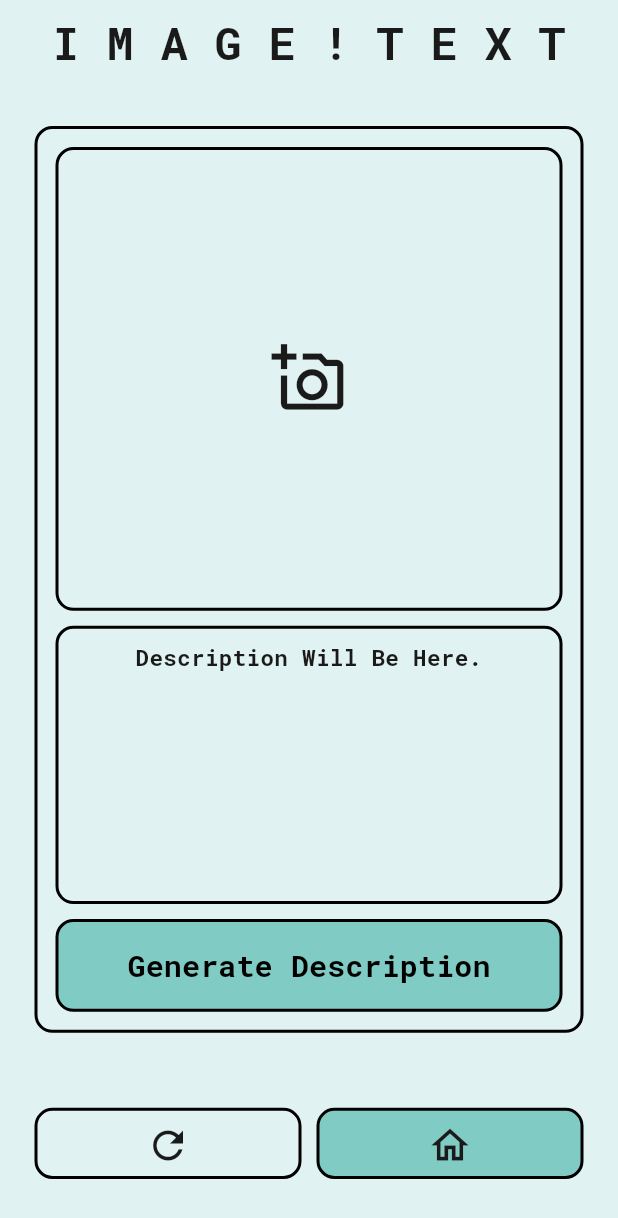
After one commit to yashsarvaiya1/flutter_ai, a Flutter app: the ImageAiPage screen opened by its route, on a phone screen of 412 x 824 dp. The commit adds this screen. Shown: the top 1218 px of the screen. Run offline on Flutter 3.47's test engine with Material 3 defaults, Android fonts, the phone set to English and light mode, and no system bars; our stand-ins replace get, google_fonts, google_maps_flutter, image_picker; network calls fail.

Commit message:
Implement image description feature with camera and gallery support

```diff
--- a/lib/core/app.dart
+++ b/lib/core/app.dart
@@ -1,5 +1,6 @@
 import 'package:api_demo/modules/block_chat/index.dart';
 import 'package:api_demo/modules/home/index.dart';
+import 'package:api_demo/modules/image_describer/index.dart';
 import 'package:api_demo/modules/ip/index.dart';
 import 'package:api_demo/modules/ip/views/map_page.dart';
 import 'package:api_demo/modules/teststrip/index.dart';
@@ -13,6 +14,7 @@ class AppRoutes {
   static const String mappage = "/mappage";
   static const String strippage = "/strippage";
   static const String blockchatpage = "/blockchatpage";
+  static const String imageaipage = "/imageaipage";
 
   static final pages = [
     GetPage(name: home, page: () => HomePage()),
@@ -21,6 +23,7 @@ class AppRoutes {
     GetPage(name: mappage, page: () => MapPage()),
     GetPage(name: strippage, page: () => StripPage()),
     GetPage(name: blockchatpage, page: () => BlockchatPage()),
+    GetPage(name: imageaipage, page: () => ImageAiPage()),
   ];
 }
 
@@ -32,10 +35,12 @@ class AppBinding extends Bindings {
     Get.lazyPut(() => IpController(), fenix: true);
     Get.lazyPut(() => StripController(), fenix: true);
     Get.lazyPut(() => BlockchatController(), fenix: true);
+    Get.lazyPut(() => ImageAiController(), fenix: true);
 
     //services
     Get.lazyPut(() => GetipService(), fenix: true);
     Get.lazyPut(() => StripService(), fenix: true);
     Get.lazyPut(() => FetchBlockchat(), fenix: true);
+    Get.lazyPut(() => ImageAiService(), fenix: true);
   }
 }
--- /dev/null
+++ b/lib/modules/image_describer/controllers/image_ai_controller.dart
@@ -0,0 +1,37 @@
+import 'dart:io';
+
+import 'package:api_demo/modules/image_describer/index.dart';
+import 'package:get/get.dart';
+import 'package:image_picker/image_picker.dart';
+
+class ImageAiController extends GetxController {
+  var isloading = false.obs;
+  var description = "Description Will Be Here.".obs;
+  final picker = ImagePicker();
+  var file = Rxn<File>();
+  final ImageAiService service = Get.find();
+
+  Future<void> pick_file() async {
+    final pickedfile = await picker.pickImage(source: ImageSource.camera);
+    if (pickedfile == null) {
+      return;
+    }
+    file.value = File(pickedfile.path);
+  }
+
+  Future<void> get_description() async {
+    if (file.value == null) {
+      Get.snackbar("Error", "No image Selected.");
+      return;
+    }
+    isloading.value = true;
+    description.value = await service.fetchdescription(file.value!);
+
+    isloading.value = false;
+  }
+
+  void reset() {
+    file.value = null;
+    description.value = "Description Will Be Here.";
+  }
+}
--- /dev/null
+++ b/lib/modules/image_describer/index.dart
@@ -0,0 +1,4 @@
+export 'controllers/image_ai_controller.dart';
+export 'views/image_ai_page.dart';
+export 'services/image_ai_service.dart';
+export 'models/image_ai_model.dart';
--- /dev/null
+++ b/lib/modules/image_describer/services/image_ai_service.dart
@@ -0,0 +1,24 @@
+import 'dart:convert';
+import 'dart:io';
+
+import 'package:get/get.dart';
+import 'package:http/http.dart' as http;
+
+class ImageAiService extends GetxService {
+  Future<String> fetchdescription(File file) async {
+    final request = http.MultipartRequest(
+      "POST",
+      Uri.parse("https://dpvbgkk3-8000.inc1.devtunnels.ms/describe"),
+    );
+    request.files.add(await http.MultipartFile.fromPath('file', file.path));
+
+    final streamed = await request.send();
+    final response = await http.Response.fromStream(streamed);
+
+    if (response.statusCode == 200) {
+      final result = json.decode(response.body);
+      return result['description'];
+    }
+    return "Description Not Generated";
+  }
+}
--- /dev/null
+++ b/lib/modules/image_describer/views/image_ai_page.dart
@@ -0,0 +1,173 @@
+import 'package:api_demo/core/app.dart';
+import 'package:api_demo/modules/image_describer/index.dart';
+import 'package:flutter/material.dart';
+import 'package:get/get.dart';
+
+class ImageAiPage extends StatelessWidget {
+  ImageAiPage({super.key});
+
+  final ImageAiController controller = Get.find();
+
+  @override
+  Widget build(BuildContext context) {
+    return Scaffold(
+      appBar: AppBar(
+        automaticallyImplyLeading: false,
+        title: Center(
+          child: Text(
+            "I M A G E ! T E X T",
+            style: TextStyle(fontSize: 30, fontWeight: FontWeight.bold),
+          ),
+        ),
+      ),
+      body: SafeArea(
+        child: Padding(
+          padding: EdgeInsetsGeometry.all(8.0),
+          child: Column(
+            children: [
+              Expanded(
+                flex: 6,
+                child: Padding(
+                  padding: const EdgeInsets.symmetric(
+                    horizontal: 15.0,
+                    vertical: 20,
+                  ),
+                  child: Container(
+                    decoration: BoxDecoration(
+                      border: Border.all(width: 2),
+                      borderRadius: BorderRadius.circular(12),
+                    ),
+                    child: Padding(
+                      padding: const EdgeInsets.all(12.0),
+                      child: Column(
+                        spacing: 10,
+                        children: [
+                          Expanded(
+                            flex: 5,
+                            child: Obx(() {
+                              return Container(
+                                width: double.infinity,
+                                decoration: BoxDecoration(
+                                  border: Border.all(width: 2),
+                                  borderRadius: BorderRadius.circular(12),
+                                ),
+                                child: controller.file.value == null
+                                    ? IconButton(
+                                        onPressed: controller.pick_file,
+                                        icon: Icon(
+                                          Icons.add_a_photo_outlined,
+                                          size: 50,
+                                        ),
+                                      )
+                                    : Padding(
+                                        padding: const EdgeInsets.all(4.0),
+                                        child: Image.file(
+                                          controller.file.value!,
+                                        ),
+                                      ),
+                              );
+                            }),
+                          ),
+                          Expanded(
+                            flex: 3,
+                            child: Obx(() {
+                              return Container(
+                                width: double.infinity,
+                                decoration: BoxDecoration(
+                                  border: Border.all(width: 2),
+                                  borderRadius: BorderRadius.circular(12),
+                                ),
+                                child: Padding(
+                                  padding: const EdgeInsets.all(8.0),
+                                  child: SingleChildScrollView(
+                                    child: Text(
+                                      controller.description.value,
+                                      textAlign: TextAlign.center,
+                                      style: TextStyle(
+                                        fontSize: 15,
+                                        fontWeight: FontWeight.bold,
+                                      ),
+                                    ),
+                                  ),
+                                ),
+                              );
+                            }),
+                          ),
+                          Expanded(
+                            flex: 1,
+                            child: Obx(() {
+                              return Container(
+                                width: double.infinity,
+                                decoration: BoxDecoration(
+                                  color: Colors.teal[200],
+                                  border: Border.all(width: 2),
+                                  borderRadius: BorderRadius.circular(12),
+                                ),
+                                child: controller.isloading.value
+                                    ? Center(child: CircularProgressIndicator())
+                                    : TextButton(
+                                        onPressed: controller.get_description,
+                                        child: Text(
+                                          "Generate Description",
+                                          style: TextStyle(
+                                            fontSize: 20,
+                                            fontWeight: FontWeight.bold,
+                                            color: Colors.black,
+                                          ),
+                                        ),
+                                      ),
+                              );
+                            }),
+                          ),
+                        ],
+                      ),
+                    ),
+                  ),
+                ),
+              ),
+              Expanded(
+                flex: 1,
+                child: Padding(
+                  padding: const EdgeInsets.symmetric(
+                    horizontal: 15.0,
+                    vertical: 30.0,
+                  ),
+                  child: Row(
+                    spacing: 10,
+                    children: [
+                      Expanded(
+                        child: Container(
+                          decoration: BoxDecoration(
+                            border: Border.all(width: 2),
+                            borderRadius: BorderRadius.circular(12),
+                          ),
+                          child: IconButton(
+                            onPressed: controller.reset,
+                            icon: Icon(Icons.refresh, size: 30),
+                          ),
+                        ),
+                      ),
+                      Expanded(
+                        child: Container(
+                          decoration: BoxDecoration(
+                            color: Colors.teal[200],
+                            border: Border.all(width: 2),
+                            borderRadius: BorderRadius.circular(12),
+                          ),
+                          child: IconButton(
+                            onPressed: () => Get.offAllNamed(AppRoutes.home),
+                            icon: Icon(Icons.home_outlined, size: 30),
+                          ),
+                        ),
+                      ),
+                    ],
+                  ),
+                ),
+              ),
+            ],
+          ),
+        ),
+      ),
+    );
+  }
+}
--- a/pubspec.yaml
+++ b/pubspec.yaml
@@ -40,6 +40,7 @@ dependencies:
   google_fonts: ^6.2.1
   google_maps_flutter: ^2.12.2
   icons_plus: ^5.0.0
+  image_picker: ^1.1.2
 
 dev_dependencies:
   flutter_test:
```
Also changed, not shown: lib/modules/image_describer/models/image_ai_model.dart (added), pubspec.lock, 7 other files.
